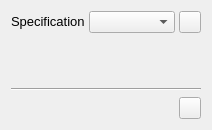
Above: spine_items/data_transformer/ui/data_transformer_properties.ui from spine-tools/spine-items before the change. Below: the same form after it.
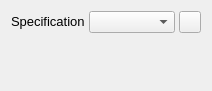
That is the form after the change. Icons and pictures are not drawn.

Commit message: Remove boiler plate code to open item directory

```diff
--- a/spine_items/data_transformer/ui/data_transformer_properties.ui
+++ b/spine_items/data_transformer/ui/data_transformer_properties.ui
@@ -19,7 +19,7 @@
     <x>0</x>
     <y>0</y>
     <width>212</width>
-    <height>130</height>
+    <height>91</height>
    </rect>
   </property>
   <property name="windowTitle">
@@ -115,53 +115,6 @@
      </property>
     </spacer>
    </item>
-   <item>
-    <widget class="Line" name="line_5">
-     <property name="orientation">
-      <enum>Qt::Horizontal</enum>
-     </property>
-    </widget>
-   </item>
-   <item>
-    <layout class="QHBoxLayout" name="horizontalLayout_16">
-     <item>
-      <spacer name="horizontalSpacer_12">
-       <property name="orientation">
-        <enum>Qt::Horizontal</enum>
-       </property>
-       <property name="sizeHint" stdset="0">
-        <size>
-         <width>40</width>
-         <height>20</height>
-        </size>
-       </property>
-      </spacer>
-     </item>
-     <item>
-      <widget class="QToolButton" name="open_dir_button">
-       <property name="minimumSize">
-        <size>
-         <width>22</width>
-         <height>22</height>
-        </size>
-       </property>
-       <property name="maximumSize">
-        <size>
-         <width>22</width>
-         <height>22</height>
-        </size>
-       </property>
-       <property name="toolTip">
-        <string>&lt;html&gt;&lt;head/&gt;&lt;body&gt;&lt;p&gt;Open this View's project directory in file browser&lt;/p&gt;&lt;/body&gt;&lt;/html&gt;</string>
-       </property>
-       <property name="icon">
-        <iconset resource="../../ui/resources/resources_icons.qrc">
-         <normaloff>:/icons/folder-open-regular.svg</normaloff>:/icons/folder-open-regular.svg</iconset>
-       </property>
-      </widget>
-     </item>
-    </layout>
-   </item>
   </layout>
  </widget>
  <resources>
```
The commit also changes 27 other files.
